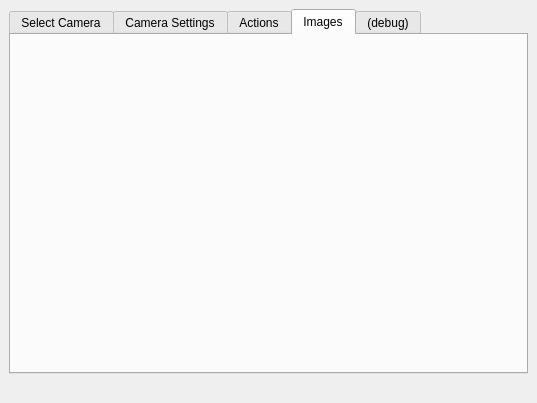
steveicarus/camctl, file camtool/camtool.ui: the form before one commit.
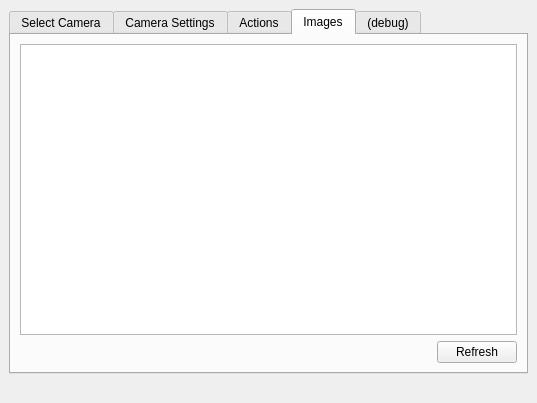
The form after the commit. The open tabs and pages were chosen to show the change.

Commit message:
Camera image notifications all the way to an image list.
Keep in the image pane a list of the images present in
the camera. Set up notifications so that the list is
updated automatically as the camera reports new images.

What changed in the file:
```diff
--- a/camtool/camtool.ui
+++ b/camtool/camtool.ui
@@ -288,6 +288,35 @@
        <attribute name="title" >
         <string>Images</string>
        </attribute>
+       <layout class="QVBoxLayout" name="verticalLayout_7" >
+        <item>
+         <widget class="QListWidget" name="images_list" />
+        </item>
+        <item>
+         <layout class="QHBoxLayout" name="horizontalLayout_6" >
+          <item>
+           <spacer name="horizontalSpacer_2" >
+            <property name="orientation" >
+             <enum>Qt::Horizontal</enum>
+            </property>
+            <property name="sizeHint" stdset="0" >
+             <size>
+              <width>40</width>
+              <height>20</height>
+             </size>
+            </property>
+           </spacer>
+          </item>
+          <item>
+           <widget class="QPushButton" name="refresh_button" >
+            <property name="text" >
+             <string>Refresh</string>
+            </property>
+           </widget>
+          </item>
+         </layout>
+        </item>
+       </layout>
       </widget>
       <widget class="QWidget" name="tab_5" >
        <attribute name="title" >
```
Left out of the diff: 4 changed lines with no effect on the pictures. The commit also changes 7 other files.
